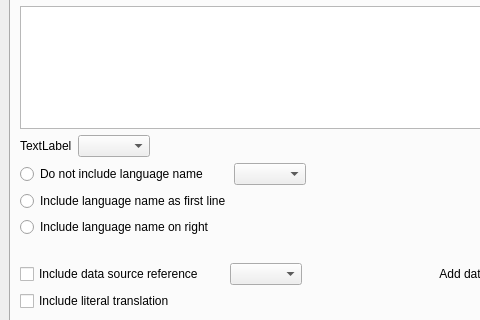
Above: MainAppDesign.ui from SamDelaney/LITE before the change; both pictures show x 0 to 480 and y 87 to 407 of the 580 by 654 pixel window. Below: the same form after it.
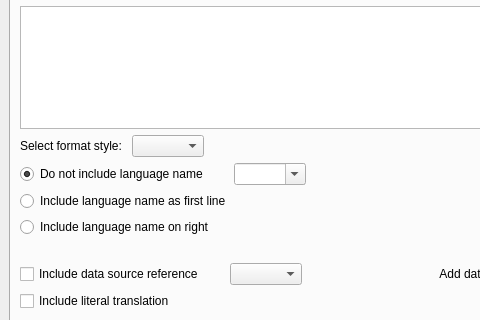
That is the form after the change. The open tabs and pages were chosen to show the change.

Commit message: Language names can be added and edited in-app, but are not stored. LITE.py is now model. LITE_UI is the view.

What changed in the file:
```diff
--- a/MainAppDesign.ui
+++ b/MainAppDesign.ui
@@ -143,7 +143,7 @@
           <item>
            <widget class="QLabel" name="label">
             <property name="text">
-             <string>TextLabel</string>
+             <string>Select format style: </string>
             </property>
            </widget>
           </item>
@@ -181,6 +181,9 @@
               <property name="text">
                <string>Do not include language name</string>
               </property>
+              <property name="checked">
+               <bool>true</bool>
+              </property>
              </widget>
             </item>
             <item>
@@ -200,7 +203,11 @@
              </spacer>
             </item>
             <item>
-             <widget class="QComboBox" name="comboBox"/>
+             <widget class="QComboBox" name="comboBox">
+              <property name="editable">
+               <bool>true</bool>
+              </property>
+             </widget>
             </item>
             <item>
              <spacer name="horizontalSpacer_4">
```
Left out of the diff: 4 changed lines with no effect on the pictures. The commit also changes 2 other files.
